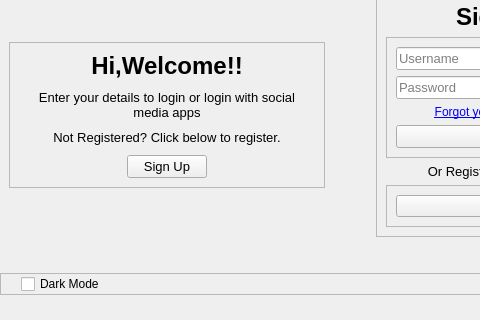
Before: the Qt Designer form generated-files/ui/new_login_interface.ui in OldResolution/Python-Mini_Project, drawn with Qt 5; both pictures show x 0 to 480 and y 91 to 411 of the 658 by 411 pixel window.
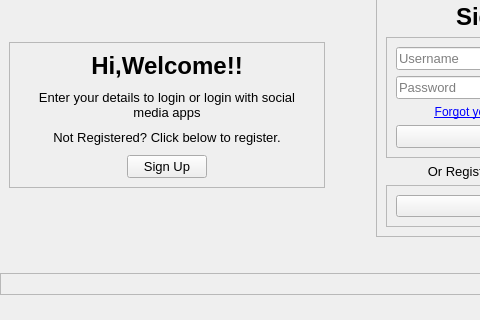
After: the same form once the commit is applied. Icons and pictures are not drawn. Custom widgets are drawn as their Qt base class.

Commit message:
dark mode removed
removed dark mode

```diff
--- a/generated-files/ui/new_login_interface.ui
+++ b/generated-files/ui/new_login_interface.ui
@@ -797,17 +797,6 @@
        <property name="bottomMargin">
         <number>0</number>
        </property>
-       <item>
-        <widget class="QCustomCheckBox" name="checkBox_2">
-         <property name="text">
-          <string>Dark Mode</string>
-         </property>
-         <property name="icon">
-          <iconset resource="../Qss/icons/_icons.qrc">
-           <normaloff>:/material_design/icons/material_design/color_lens.png</normaloff>:/material_design/icons/material_design/color_lens.png</iconset>
-         </property>
-        </widget>
-       </item>
        <item alignment="Qt::AlignRight">
         <widget class="QCustomCheckBox" name="checkBox">
          <property name="minimumSize">
```
The commit also changes 11 other files.
